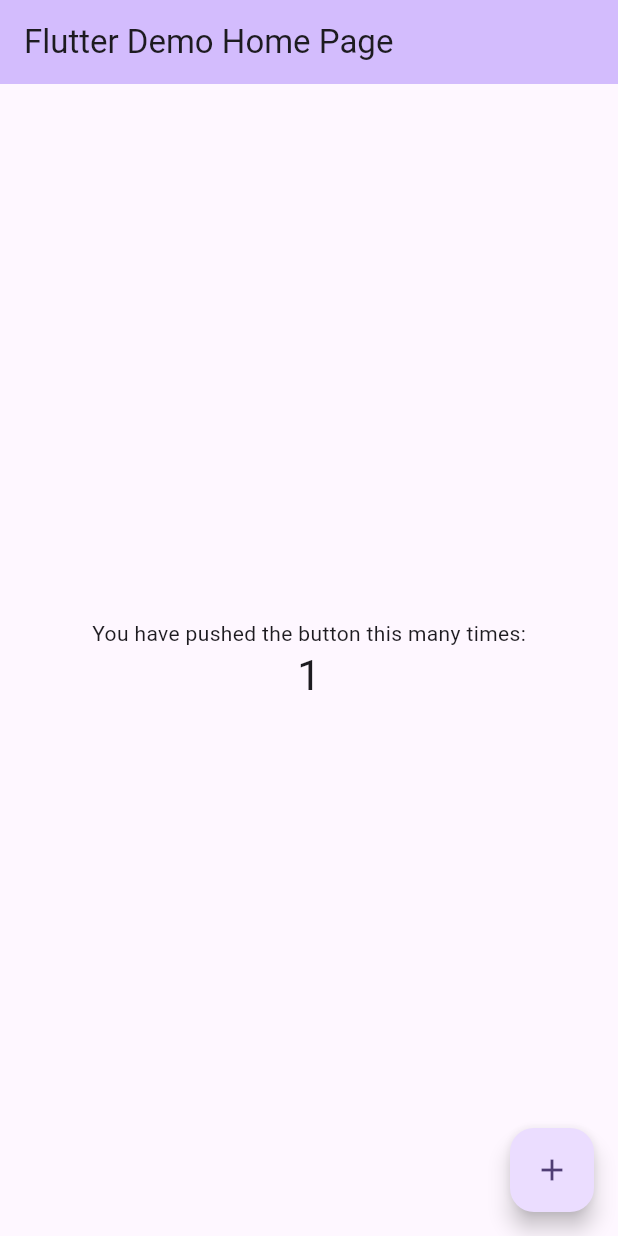
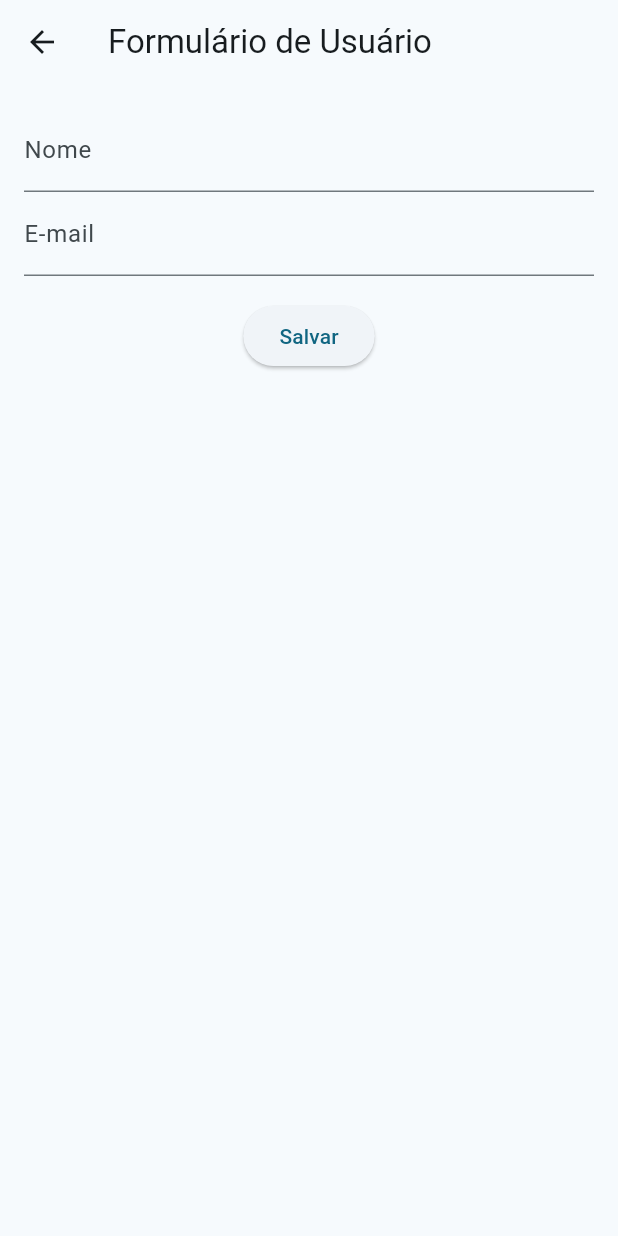
Before and after one commit to namikki/gerenciamento_projetos, a Flutter app: the screen it shows after launch, after a tap on the "add" icon, on a phone screen of 412 x 824 dp. Run offline on Flutter 3.47's test engine with Material 3 defaults, Android fonts, the phone set to English and light mode, and no system bars; our stand-ins replace shared_preferences; accounts and stored records are empty.

Commit message:
Criação das listagens e forms de usuario e tarefa

```diff
--- a/lib/main.dart
+++ b/lib/main.dart
@@ -1,3 +1,4 @@
+import 'package:gerenciamento_projetos/pages/list_usuarios.dart';
 import 'package:flutter/material.dart';
 
 void main() {
@@ -7,119 +8,17 @@
 class MyApp extends StatelessWidget {
   const MyApp({super.key});
 
-  // This widget is the root of your application.
   @override
   Widget build(BuildContext context) {
     return MaterialApp(
-      title: 'Flutter Demo',
+      title: 'Usuários',
       theme: ThemeData(
-        // This is the theme of your application.
-        //
-        // TRY THIS: Try running your application with "flutter run". You'll see
-        // the application has a purple toolbar. Then, without quitting the app,
-        // try changing the seedColor in the colorScheme below to Colors.green
-        // and then invoke "hot reload" (save your changes or press the "hot
-        // reload" button in a Flutter-supported IDE, or press "r" if you used
-        // the command line to start the app).
-        //
-        // Notice that the counter didn't reset back to zero; the application
-        // state is not lost during the reload. To reset the state, use hot
-        // restart instead.
-        //
-        // This works for code too, not just values: Most code changes can be
-        // tested with just a hot reload.
-        colorScheme: ColorScheme.fromSeed(seedColor: Colors.deepPurple),
+        colorSchemeSeed: Colors.blueGrey,
         useMaterial3: true,
+        brightness: Brightness.light,
       ),
-      home: const MyHomePage(title: 'Flutter Demo Home Page'),
+      home: ListUsuario(),
+      debugShowCheckedModeBanner: false,
     );
   }
 }
-
-class MyHomePage extends StatefulWidget {
-  const MyHomePage({super.key, required this.title});
-
-  // This widget is the home page of your application. It is stateful, meaning
-  // that it has a State object (defined below) that contains fields that affect
-  // how it looks.
-
-  // This class is the configuration for the state. It holds the values (in this
-  // case the title) provided by the parent (in this case the App widget) and
-  // used by the build method of the State. Fields in a Widget subclass are
-  // always marked "final".
-
-  final String title;
-
-  @override
-  State<MyHomePage> createState() => _MyHomePageState();
-}
-
-class _MyHomePageState extends State<MyHomePage> {
-  int _counter = 0;
-
-  void _incrementCounter() {
-    setState(() {
-      // This call to setState tells the Flutter framework that something has
-      // changed in this State, which causes it to rerun the build method below
-      // so that the display can reflect the updated values. If we changed
-      // _counter without calling setState(), then the build method would not be
-      // called again, and so nothing would appear to happen.
-      _counter++;
-    });
-  }
-
-  @override
-  Widget build(BuildContext context) {
-    // This method is rerun every time setState is called, for instance as done
-    // by the _incrementCounter method above.
-    //
-    // The Flutter framework has been optimized to make rerunning build methods
-    // fast, so that you can just rebuild anything that needs updating rather
-    // than having to individually change instances of widgets.
-    return Scaffold(
-      appBar: AppBar(
-        // TRY THIS: Try changing the color here to a specific color (to
-        // Colors.amber, perhaps?) and trigger a hot reload to see the AppBar
-        // change color while the other colors stay the same.
-        backgroundColor: Theme.of(context).colorScheme.inversePrimary,
-        // Here we take the value from the MyHomePage object that was created by
-        // the App.build method, and use it to set our appbar title.
-        title: Text(widget.title),
-      ),
-      body: Center(
-        // Center is a layout widget. It takes a single child and positions it
-        // in the middle of the parent.
-        child: Column(
-          // Column is also a layout widget. It takes a list of children and
-          // arranges them vertically. By default, it sizes itself to fit its
-          // children horizontally, and tries to be as tall as its parent.
-          //
-          // Column has various properties to control how it sizes itself and
-          // how it positions its children. Here we use mainAxisAlignment to
-          // center the children vertically; the main axis here is the vertical
-          // axis because Columns are vertical (the cross axis would be
-          // horizontal).
-          //
-          // TRY THIS: Invoke "debug painting" (choose the "Toggle Debug Paint"
-          // action in the IDE, or press "p" in the console), to see the
-          // wireframe for each widget.
-          mainAxisAlignment: MainAxisAlignment.center,
-          children: <Widget>[
-            const Text(
-              'You have pushed the button this many times:',
-            ),
-            Text(
-              '$_counter',
-              style: Theme.of(context).textTheme.headlineMedium,
-            ),
-          ],
-        ),
-      ),
-      floatingActionButton: FloatingActionButton(
-        onPressed: _incrementCounter,
-        tooltip: 'Increment',
-        child: const Icon(Icons.add),
-      ), // This trailing comma makes auto-formatting nicer for build methods.
-    );
-  }
-}
--- /dev/null
+++ b/lib/pages/form_usuario.dart
@@ -0,0 +1,75 @@
+import 'package:flutter/material.dart';
+import 'dart:convert';
+import 'package:gerenciamento_projetos/model/classes_projeto.dart';
+import 'package:gerenciamento_projetos/dao/classes_dao.dart';
+import 'package:gerenciamento_projetos/dao/memory/projeto_dao_memory.dart';
+import 'package:shared_preferences/shared_preferences.dart';
+
+class FormUsuario extends StatefulWidget {
+  final Function(Usuario) onUsuarioSubmit;
+
+  FormUsuario({required this.onUsuarioSubmit});
+
+  @override
+  _FormUsuarioState createState() => _FormUsuarioState();
+}
+
+class _FormUsuarioState extends State<FormUsuario> {
+  final TextEditingController _nomeController = TextEditingController();
+  final TextEditingController _emailController = TextEditingController();
+
+  @override
+  Widget build(BuildContext context) {
+    return Scaffold(
+      appBar: AppBar(
+        title: Text('Formulário de Usuário'),
+      ),
+      body: Padding(
+        padding: const EdgeInsets.all(16.0),
+        child: Column(
+          children: [
+            TextField(
+              controller: _nomeController,
+              decoration: InputDecoration(labelText: 'Nome'),
+            ),
+            TextField(
+              controller: _emailController,
+              decoration: InputDecoration(labelText: 'E-mail'),
+            ),
+            SizedBox(height: 16),
+            ElevatedButton(
+              onPressed: () async {
+                final nome = _nomeController.text;
+                final email = _emailController.text;
+
+                if (nome.isNotEmpty && email.isNotEmpty) {
+                  final novoUsuario = Usuario(
+                    idUsuario: DateTime.now().millisecondsSinceEpoch,
+                    nomeUsuario: nome,
+                    emailUsuario: email,
+                  );
+
+                  widget.onUsuarioSubmit(novoUsuario);
+
+                  // Salvar no SharedPreferences
+                  final prefs = await SharedPreferences.getInstance();
+                  final usuariosJson = prefs.getStringList('usuarios') ?? [];
+
+                  // Adicionar o usuário como uma string JSON
+                  usuariosJson.add(jsonEncode(novoUsuario.toMap()));
+
+                  prefs.setStringList('usuarios', usuariosJson);
+
+                  Navigator.pop(context);
+                } else {
+                  // Adicione tratamento para campos vazios se necessário
+                }
+              },
+              child: Text('Salvar'),
+            ),
+          ],
+        ),
+      ),
+    );
+  }
+}
--- /dev/null
+++ b/lib/pages/form_usuario_old.dart
@@ -0,0 +1,64 @@
+// arquivo: form_usuario.dart
+import 'package:flutter/material.dart';
+import 'package:gerenciamento_projetos/model/classes_projeto.dart';
+import 'package:gerenciamento_projetos/dao/classes_dao.dart';
+import 'package:gerenciamento_projetos/dao/memory/projeto_dao_memory.dart';
+
+class FormUsuario extends StatefulWidget {
+  final Function(Usuario) onUsuarioSubmit;
+
+  FormUsuario({required this.onUsuarioSubmit});
+
+  @override
+  _FormUsuarioState createState() => _FormUsuarioState();
+}
+
+class _FormUsuarioState extends State<FormUsuario> {
+  final TextEditingController _nomeController = TextEditingController();
+  final TextEditingController _emailController = TextEditingController();
+
+  @override
+  Widget build(BuildContext context) {
+    return Scaffold(
+      appBar: AppBar(
+        title: Text('Formulário de Usuário'),
+      ),
+      body: Padding(
+        padding: const EdgeInsets.all(16.0),
+        child: Column(
+          children: [
+            TextField(
+              controller: _nomeController,
+              decoration: InputDecoration(labelText: 'Nome'),
+            ),
+            TextField(
+              controller: _emailController,
+              decoration: InputDecoration(labelText: 'E-mail'),
+            ),
+            SizedBox(height: 16),
+            ElevatedButton(
+              onPressed: () {
+                final nome = _nomeController.text;
+                final email = _emailController.text;
+
+                if (nome.isNotEmpty && email.isNotEmpty) {
+                  final novoUsuario = Usuario(
+                    idUsuario: DateTime.now().millisecondsSinceEpoch,
+                    nomeUsuario: nome,
+                    emailUsuario: email,
+                  );
+
+                  widget.onUsuarioSubmit(novoUsuario);
+                  Navigator.pop(context);
+                } else {
+                  // Adicione tratamento para campos vazios se necessário
+                }
+              },
+              child: Text('Salvar'),
+            ),
+          ],
+        ),
+      ),
+    );
+  }
+}
--- /dev/null
+++ b/lib/pages/list_usuarios.dart
@@ -0,0 +1,63 @@
+// arquivo: list_usuario.dart
+import 'package:flutter/material.dart';
+import 'package:gerenciamento_projetos/model/classes_projeto.dart';
+import 'package:gerenciamento_projetos/dao/classes_dao.dart';
+import 'package:gerenciamento_projetos/dao/memory/projeto_dao_memory.dart';
+import 'package:gerenciamento_projetos/pages/form_usuario.dart';
+
+class ListUsuario extends StatefulWidget {
+  @override
+  _ListUsuarioState createState() => _ListUsuarioState();
+}
+
+class _ListUsuarioState extends State<ListUsuario> {
+  List<Usuario> usuarios = [];
+
+  @override
+  Widget build(BuildContext context) {
+    return Scaffold(
+      appBar: AppBar(
+        title: Text('Lista de Usuários'),
+      ),
+      body: ListView.builder(
+        itemCount: usuarios.length,
+        itemBuilder: (context, index) {
+          final usuario = usuarios[index];
+          return ListTile(
+            title: Text(usuario.nomeUsuario),
+            subtitle: Text(usuario.emailUsuario),
+            trailing: IconButton(
+              icon: Icon(Icons.delete),
+              onPressed: () {
+                setState(() {
+                  usuarios.remove(usuario);
+                });
+              },
+            ),
+            onTap: () {
+              // Adicione a navegação para a página de detalhes ou edição
+              // por exemplo, Navigator.push(context, MaterialPageRoute(builder: (context) => DetalhesUsuario(usuario)));
+            },
+          );
+        },
+      ),
+      floatingActionButton: FloatingActionButton(
+        onPressed: () async {
+          final novoUsuario = await Navigator.push(
+            context,
+            MaterialPageRoute(
+              builder: (context) => FormUsuario(
+                onUsuarioSubmit: (usuario) {
+                  setState(() {
+                    usuarios.add(usuario);
+                  });
+                },
+              ),
+            ),
+          );
+        },
+        child: Icon(Icons.add),
+      ),
+    );
+  }
+}
```
Also changed, not shown: lib/model/classes_projeto.dart (+18 -0 lines), lib/pages/form_tarefa_old.dart (added, +100 -0 lines), lib/pages/list_tarefas.dart (added, +94 -0 lines), pubspec.yaml (+6 -1 lines), lib/pages/form_projeto.dart (deleted), lib/pages/list_projetos.dart (deleted), pubspec.lock.
